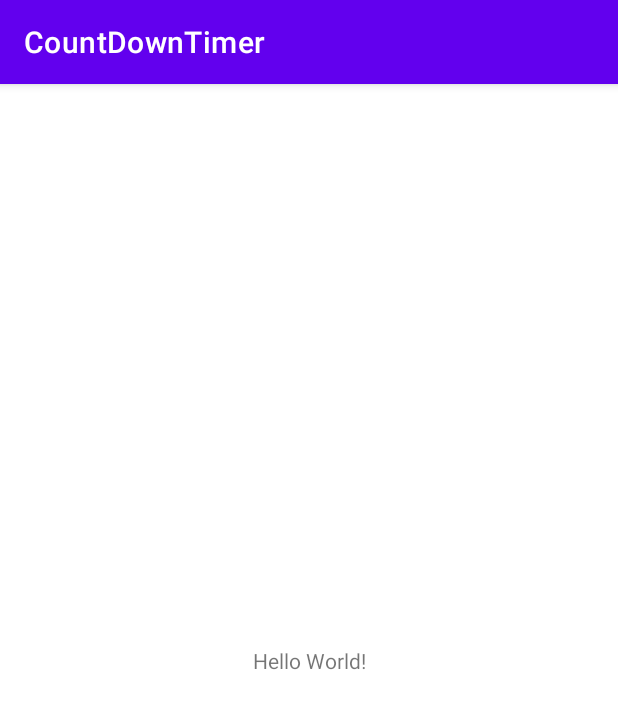
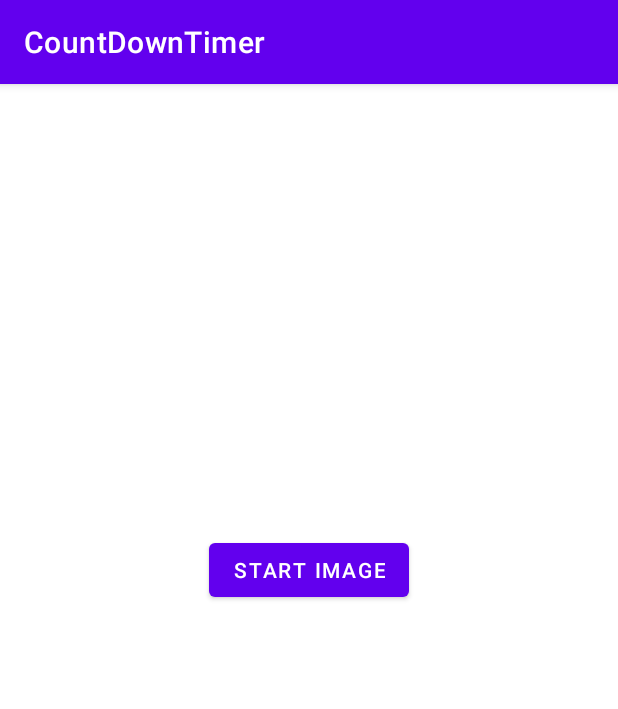
Before and after one commit to phattle/CountDownTimer, an Android app: the screen it shows after launch (MainActivity), on a phone screen of 412 x 824 dp. Shown: the top 709 px of the screen. Run offline under Robolectric (Android 15) with nearby library versions, the phone set to English and light mode, and no system bars.

Commit message:
ImageSwitcher

```diff
--- a/app/src/main/java/com/example/countdowntimer/MainActivity.java
+++ b/app/src/main/java/com/example/countdowntimer/MainActivity.java
@@ -3,12 +3,108 @@ package com.example.countdowntimer;
 import androidx.appcompat.app.AppCompatActivity;
 
 import android.os.Bundle;
+import android.os.CountDownTimer;
+import android.util.Log;
+import android.view.View;
+import android.view.animation.Animation;
+import android.view.animation.AnimationUtils;
+import android.widget.Button;
+import android.widget.ImageSwitcher;
+import android.widget.ImageView;
+import android.widget.ViewSwitcher;
+import android.widget.Toast;
 
 public class MainActivity extends AppCompatActivity {
 
+    ImageSwitcher mImageSwitcher;
+    Button mBtnStart;
+    int[] mArrImages = {R.drawable.hinh1,
+                        R.drawable.hinh2,
+                        R.drawable.hinh3,
+                        R.drawable.hinh4,
+                        R.drawable.hinh5,
+                        };
+
+    int mCount =0;
+    boolean mIsStarted = false;
     @Override
     protected void onCreate(Bundle savedInstanceState) {
         super.onCreate(savedInstanceState);
         setContentView(R.layout.activity_main);
+
+        mImageSwitcher = findViewById(R.id.imageSwitcher);
+        mBtnStart = findViewById(R.id.buttonStart);
+
+        mImageSwitcher.setFactory(new ViewSwitcher.ViewFactory() {
+            @Override
+            public View makeView() {
+                ImageView imageView = new ImageView(MainActivity.this);
+                imageView.setScaleType(ImageView.ScaleType.FIT_XY);//có thể xóa dòng này
+                return imageView;
+            }
+        });
+
+
+        Animation out = AnimationUtils.loadAnimation(this, android.R.anim.slide_out_right);
+        Animation in = AnimationUtils.loadAnimation(this, android.R.anim.slide_in_left);
+
+        mImageSwitcher.setOutAnimation(out);
+        mImageSwitcher.setInAnimation(in);
+
+
+        mBtnStart.setOnClickListener(new View.OnClickListener() {
+            @Override
+            public void onClick(View v) {
+                if (mIsStarted == false){
+
+                    CountDownTimer countDownTimer = new CountDownTimer(1200, 1000) {
+                        @Override
+                        public void onTick(long millisUntilFinished) {
+                            mIsStarted = true;
+                            if (millisUntilFinished - 1000>0){
+//                            mImageSwitcher.setImageResource(mArrImages[mCount++]);
+                                if (mCount >= mArrImages.length){
+                                    mCount =0;
+                                }
+                                mImageSwitcher.setImageResource(mArrImages[mCount++]);
+                            }
+                        }
+
+                        @Override
+                        public void onFinish() {
+                            this.start();
+                        }
+                    };
+                    countDownTimer.start();
+                }
+
+            }
+        });
+//        mImageSwitcher.setImageResource(R.drawable.hinh2);
+
+
+
+//        mImageSwitcher.setImageResource(mArrImages[0]);
+
+
+////    COUNNTDOWN đếm ngược
+//        CountDownTimer countDownTimer = new CountDownTimer(5000,1000) {
+//            @Override
+//            public void onTick(long millisUntilFinished) {
+//                if (millisUntilFinished -1000>0){
+//
+//                    //                Log.d("BBB", millisUntilFinished + "");
+//                }
+//
+//            }
+//
+//            @Override
+//            public void onFinish() {
+//                Log.d("BBB", "Finish countdown");
+//            }
+//        };
+//        countDownTimer.start();
+
+
     }
 }
--- a/app/src/main/res/layout/activity_main.xml
+++ b/app/src/main/res/layout/activity_main.xml
@@ -1,18 +1,23 @@
 <?xml version="1.0" encoding="utf-8"?>
-<androidx.constraintlayout.widget.ConstraintLayout xmlns:android="http://schemas.android.com/apk/res/android"
+<LinearLayout
+    xmlns:android="http://schemas.android.com/apk/res/android"
     xmlns:app="http://schemas.android.com/apk/res-auto"
     xmlns:tools="http://schemas.android.com/tools"
     android:layout_width="match_parent"
     android:layout_height="match_parent"
+    android:orientation="vertical"
     tools:context=".MainActivity">
 
-    <TextView
+    <ImageSwitcher
+        android:id="@+id/imageSwitcher"
+        android:layout_width="match_parent"
+        android:layout_height="250dp"/>
+    <Button
+        android:id="@+id/buttonStart"
+        android:text="Start image"
+        android:layout_gravity="center"
+        android:layout_marginTop="50dp"
         android:layout_width="wrap_content"
-        android:layout_height="wrap_content"
-        android:text="Hello World!"
-        app:layout_constraintBottom_toBottomOf="parent"
-        app:layout_constraintLeft_toLeftOf="parent"
-        app:layout_constraintRight_toRightOf="parent"
-        app:layout_constraintTop_toTopOf="parent" />
+        android:layout_height="wrap_content"/>
 
-</androidx.constraintlayout.widget.ConstraintLayout>
+</LinearLayout>
```
Also changed, not shown: app/src/main/res/drawable-v24/hinh1.png (added), app/src/main/res/drawable-v24/hinh2.png (added), app/src/main/res/drawable-v24/hinh3.png (added), app/src/main/res/drawable-v24/hinh4.png (added), app/src/main/res/drawable-v24/hinh5.png (added).
